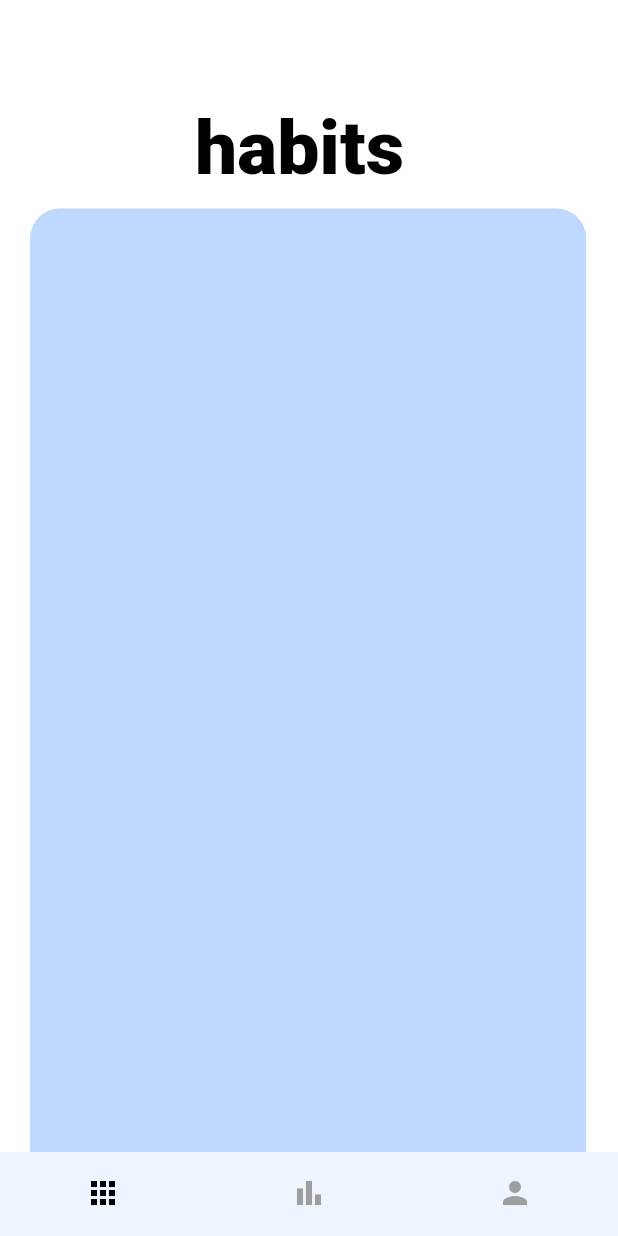
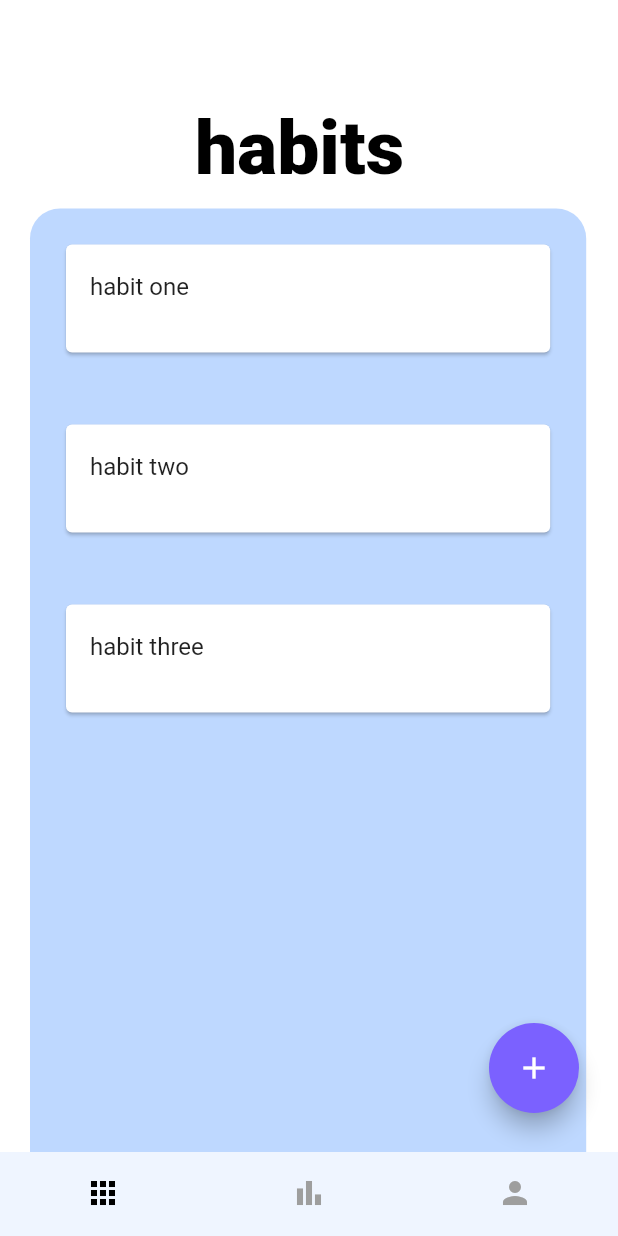
Before and after one commit to ameyerd/habits, a Flutter app: the screen it shows after launch, on a phone screen of 412 x 824 dp. Run offline on Flutter 3.47's test engine with Material 2 defaults, Android fonts, the phone set to English and light mode, and no system bars.

Commit message:
added habit tiles and add buttom modal sheet

```diff
--- a/lib/home_page.dart
+++ b/lib/home_page.dart
@@ -9,6 +9,18 @@ class HomePage extends StatefulWidget {
 }
 
 class _HomePageState extends State<HomePage> {
+  List habitData = ['habit one', 'habit two', 'habit three'];
+
+  // void insertHabit() {
+  //   final newIndex = habitData.length;
+  //   const newHabit = 'habit four';
+  //
+  //   habitData.insert(newIndex, newHabit);
+  //   print("adding habit");
+  // }
+
+  Widget buildSheet() => Container();
+
   @override
   Widget build(BuildContext context) {
     return Scaffold(
@@ -23,7 +35,7 @@ class _HomePageState extends State<HomePage> {
                 Container(
                   padding:
                       const EdgeInsets.only(top: 70, left: 110, bottom: 10),
-                    child: Text(
+                  child: const Text(
                     "habits",
                     style: TextStyle(
                         fontSize: 50,
@@ -34,20 +46,54 @@ class _HomePageState extends State<HomePage> {
               ],
             ),
             // Curved box container
-              Row(
-                children: [
+            Row(children: [
               Container(
                 width: MediaQuery.of(context).size.width * 0.9,
                 height: 650,
                 decoration: BoxDecoration(
-                        color: Color(0xffbed8ff),
+                    color: const Color(0xffbed8ff),
                     borderRadius: BorderRadius.circular(20.0)),
+                alignment: Alignment.center,
+                child: ListView.builder(
+                  itemCount: habitData.length,
+                  itemBuilder: (BuildContext context, int index) {
+                    return Padding(
+                      padding: const EdgeInsets.all(20.0),
+                      child: Center(
+                        child: SizedBox(
+                          width: 3050,
+                          height: 80,
+                          child: Card(
+                            child: ListTile(
+                              title: Text('${habitData[index]}'),
                             ),
-                ],
                           ),
+                        ),
+                      ),
+                    );
+                  },
+                ),
+              ),
+            ]),
             // Collapsable habit, expansion panel list
           ],
         ),
-        ));
+      ),
+      floatingActionButton: Padding(
+        padding: const EdgeInsets.all(10.0),
+        child: SizedBox(
+          height: 60,
+          width: 60,
+          child: FloatingActionButton(
+            backgroundColor: const Color(0xff7b61ff),
+            onPressed: () => showModalBottomSheet(
+              context: context,
+              builder: (context) => buildSheet(),
+            ),
+            child: const Icon(Icons.add),
+          ),
+        ),
+      ),
+    );
   }
 }
```
Lines whose indentation alone changed are shown as unchanged.
